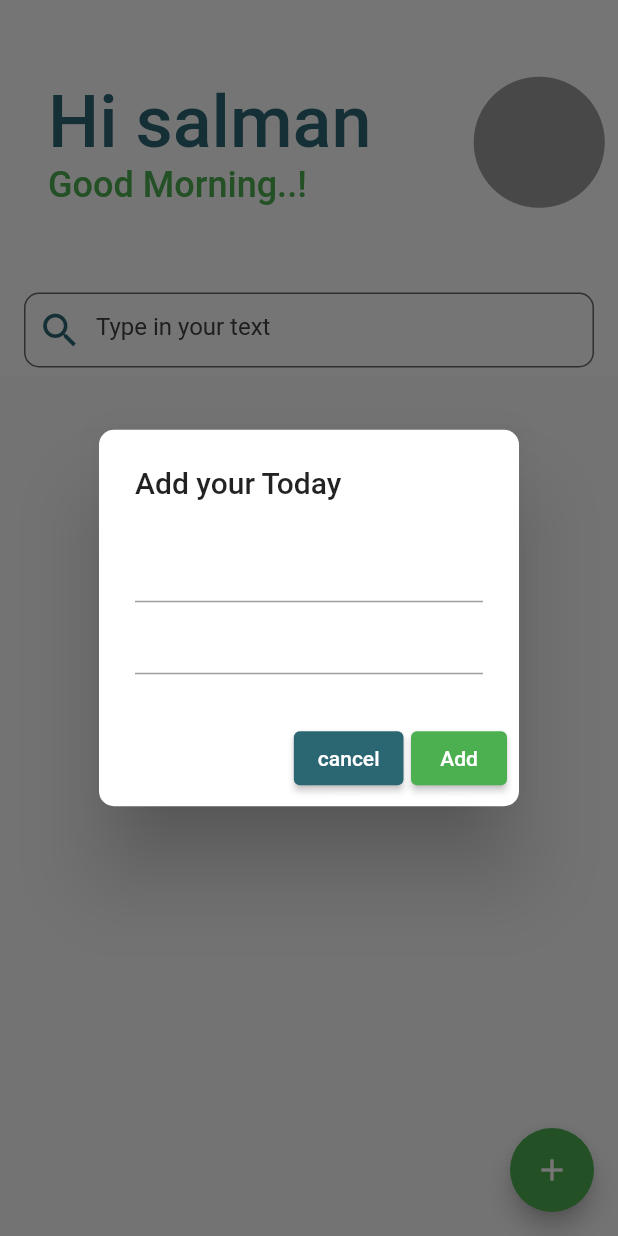
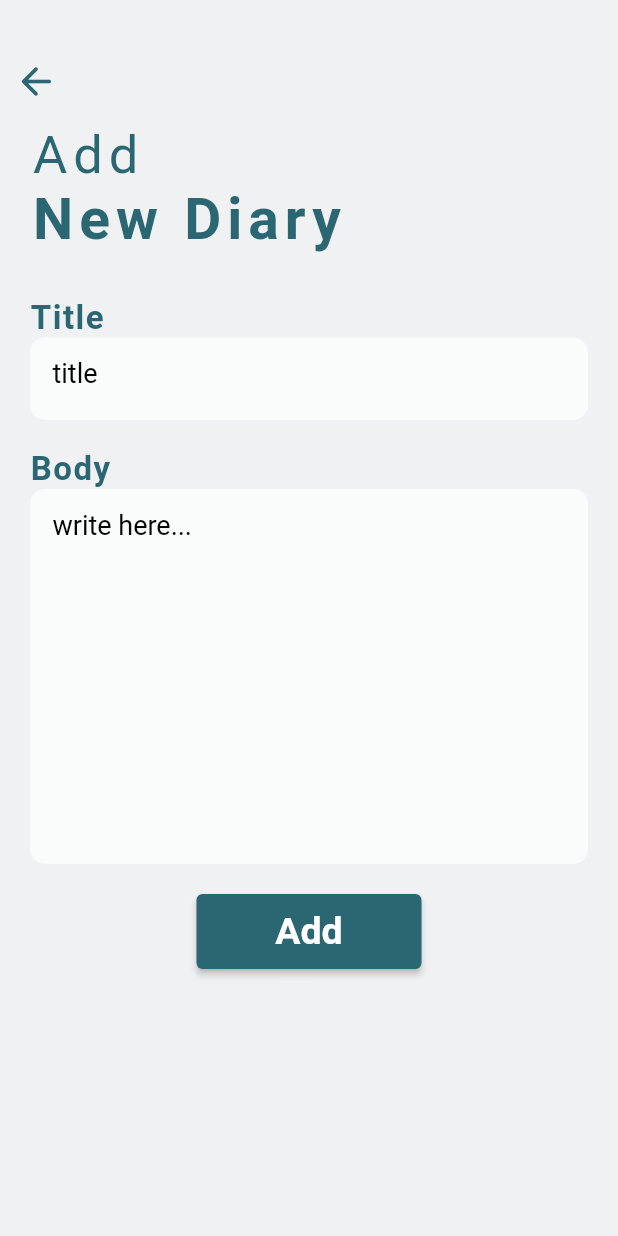
Before and after one commit to salman9faris/Android-diary-App, a Flutter app: the screen it shows after launch, after a tap on the "add" icon, on a phone screen of 412 x 824 dp. Run offline on Flutter 3.47's test engine with Material 2 defaults, Android fonts, the phone set to English and light mode, and no system bars; our stand-ins replace cloud_firestore, firebase_auth, firebase_core; accounts and stored records are empty.

Commit message:
added_edit_page

```diff
--- /dev/null
+++ b/lib/screen/add_edit.dart
@@ -0,0 +1,132 @@
+import 'package:flutter/material.dart';
+import 'package:flutter/painting.dart';
+
+class AddorEdit extends StatefulWidget {
+  const AddorEdit({Key? key}) : super(key: key);
+
+  @override
+  _AddorEditState createState() => _AddorEditState();
+}
+
+class _AddorEditState extends State<AddorEdit> {
+  bool edit = true;
+  @override
+  Widget build(BuildContext context) {
+    return Scaffold(
+      body: Container(
+        color: Color(0xffeff1f2),
+        height: MediaQuery.of(context).size.height,
+        width: MediaQuery.of(context).size.width,
+        child: SingleChildScrollView(
+          child: Column(
+            //mainAxisAlignment: MainAxisAlignment.start,
+            crossAxisAlignment: CrossAxisAlignment.start,
+            children: [
+              SizedBox(height: 30),
+              (edit == false)
+                  ? Row(
+                      mainAxisAlignment: MainAxisAlignment.spaceBetween,
+                      children: [
+                        iconBotton(context, Icons.arrow_back_rounded),
+                        iconBotton(context, Icons.edit),
+                        //print("truee");
+                      ],
+                    )
+                  : Row(
+                      mainAxisAlignment: MainAxisAlignment.spaceBetween,
+                      children: [
+                        iconBotton(context, Icons.arrow_back_rounded),
+                        //iconBotton(context, Icons.edit),
+                      ],
+                    ),
+              Padding(
+                padding: EdgeInsets.symmetric(horizontal: 20, vertical: 5),
+                child: Column(
+                  crossAxisAlignment: CrossAxisAlignment.start,
+                  children: [
+                    title(context, "Add", 35.0, FontWeight.normal, 4.0),
+                    title(context, "New Diary", 38.0, FontWeight.bold, 4.0),
+                    SizedBox(
+                      height: 30,
+                    ),
+                    title(context, "Title", 22.0, FontWeight.bold, 1.0),
+                    textFormField(context, 55.0, "title"),
+                    SizedBox(
+                      height: 20,
+                    ),
+                    title(context, "Body", 22.0, FontWeight.bold, 1.0),
+                    textFormField(context, 250.0, "write here..."),
+                    SizedBox(
+                      height: 20,
+                    ),
+                    Center(
+                      child: Container(
+                        width: 150,
+                        height: 50,
+                        child: ElevatedButton(
+                          style: ElevatedButton.styleFrom(
+                              primary: Color(0xff2b6673),
+                              textStyle: TextStyle(
+                                  fontSize: 25, fontWeight: FontWeight.bold)),
+                          onPressed: () {
+                            Navigator.of(context).pop();
+                          },
+                          child: Text(
+                            "Add",
+                            style: TextStyle(
+                              color: Colors.white,
+                            ),
+                          ),
+                        ),
+                      ),
+                    ),
+                  ],
+                ),
+              ),
+            ],
+          ),
+        ),
+      ),
+    );
+  }
+
+  Container textFormField(BuildContext context, height, hintText) {
+    return Container(
+        height: height,
+        width: MediaQuery.of(context).size.width,
+        decoration: BoxDecoration(
+          color: Colors.white70,
+          borderRadius: BorderRadius.circular(10),
+        ),
+        child: TextFormField(
+          decoration: InputDecoration(
+              border: InputBorder.none,
+              contentPadding:
+                  EdgeInsets.only(left: 15, bottom: 11, top: 11, right: 15),
+              hintText: hintText,
+              hintStyle: TextStyle(color: Colors.black, fontSize: 18)),
+        ));
+  }
+
+  IconButton iconBotton(BuildContext context, icon) {
+    return IconButton(
+      onPressed: () {
+        Navigator.of(context).pop();
+      },
+      icon: Icon(icon),
+      color: Theme.of(context).primaryColor,
+      iconSize: 30,
+    );
+  }
+
+  Text title(BuildContext context, title, size, fontWeight, letterSpacing) {
+    return Text(
+      title,
+      style: TextStyle(
+          fontSize: size,
+          color: Theme.of(context).primaryColor,
+          fontWeight: fontWeight,
+          letterSpacing: letterSpacing),
+    );
+  }
+}
--- a/lib/screen/home.dart
+++ b/lib/screen/home.dart
@@ -1,4 +1,5 @@
 import 'package:cloud_firestore/cloud_firestore.dart';
+import 'package:diary/screen/add_edit.dart';
 import 'package:firebase_auth/firebase_auth.dart';
 import 'package:flutter/material.dart';
 import 'package:firebase_core/firebase_core.dart';
@@ -88,10 +89,12 @@ class _HomepageState extends State<Homepage> {
   @override
   Widget build(BuildContext context) {
     return Scaffold(
-        body: CustomScrollView(
+        body: Container(
+          color: Color(0xffeff1f2),
+          child: CustomScrollView(
             slivers: [
               SliverAppBar(
-              backgroundColor: Colors.white,
+                backgroundColor: Color(0xffeff1f2),
                 expandedHeight: 250.0,
                 toolbarHeight: 200,
                 floating: true,
@@ -104,7 +107,7 @@ class _HomepageState extends State<Homepage> {
                           fontWeight: FontWeight.w500)),
                   subtitle: Text("Good Morning..!",
                       style: TextStyle(
-                        color: Colors.green,
+                          color: Color(0xff2b6673),
                           fontSize: 24,
                           fontWeight: FontWeight.w500)),
                 ),
@@ -118,7 +121,7 @@ class _HomepageState extends State<Homepage> {
                 bottom: AppBar(
                   elevation: 0.0,
                   toolbarHeight: 60,
-                backgroundColor: Colors.white,
+                  backgroundColor: Color(0xffeff1f2),
                   title: Container(
                     height: 50,
                     width: double.infinity,
@@ -135,14 +138,16 @@ class _HomepageState extends State<Homepage> {
                         filled: true,
                         hintStyle: TextStyle(color: Colors.grey[800]),
                         hintText: "Type in your text",
-                        fillColor: Colors.white70),
+                        fillColor: Color(0xffeff1f2),
+                      ),
                     ),
                   ),
                 ),
               ),
               StreamBuilder<QuerySnapshot>(
-                stream:
-                    FirebaseFirestore.instance.collection("diary").snapshots(),
+                  stream: FirebaseFirestore.instance
+                      .collection("diary")
+                      .snapshots(),
                   builder: (context, snapshots) {
                     if (snapshots.hasData) {
                       return SliverList(
@@ -153,32 +158,40 @@ class _HomepageState extends State<Homepage> {
                             return Container(
                               //height: 100,
                               child: Card(
+                                color: Color(0xffeff1f2),
+                                //color: Color(0xffeff1f2 0xfff4f0e8),
+                                elevation: 2.0,
                                 margin: EdgeInsets.only(
                                     top: 5, bottom: 5, right: 5, left: 5),
                                 child: Dismissible(
                                   key: UniqueKey(),
                                   resizeDuration: Duration(milliseconds: 200),
-                                background: Container(
-                                  color: Colors.red,
-                                  child: Row(
-                                    mainAxisAlignment: MainAxisAlignment.end,
-                                    children: [
-                                      Icon(
-                                        Icons.delete,
-                                        color: Colors.white,
-                                        size: 26.0,
-                                      ),
-                                    ],
-                                  ),
-                                ),
+
                                   // only allows the user swipe from right to left
-                                direction: DismissDirection.endToStart,
-                                onDismissed: (_) {
+                                  //direction: DismissDirection.endToStart,
+                                  onDismissed: (direction) {
+                                    if (direction ==
+                                        DismissDirection.startToEnd) {
+                                      setState(() {});
+                                      //add "add to favorite" function
+                                    } else {
                                       setState(() {
                                         deleteconformation(
                                             context, documentSnapshot);
                                       });
+                                    }
                                   },
+                                  background: swipingfeature(
+                                    Colors.green,
+                                    Icons.archive,
+                                    MainAxisAlignment.start,
+                                  ),
+                                  secondaryBackground: swipingfeature(
+                                    Colors.red,
+                                    Icons.delete,
+                                    MainAxisAlignment.end,
+                                  ),
+
                                   child: ListTile(
                                     /*trailing: IconButton(
                                       icon: new Icon(Icons.delete),
@@ -199,7 +212,8 @@ class _HomepageState extends State<Homepage> {
                                       documentSnapshot['diarybody'],
                                       style: TextStyle(
                                           fontSize: 18,
-                                        color: Theme.of(context).primaryColor),
+                                          color:
+                                              Theme.of(context).primaryColor),
                                     ),
                                   ),
                                 ),
@@ -227,15 +241,18 @@ class _HomepageState extends State<Homepage> {
                   }),
             ],
           ),
+        ),
         //floatingActionButtonLocation: FloatingActionButtonLocation.centerDocked,
         floatingActionButton: Visibility(
           visible: _show,
           child: FloatingActionButton(
               // isExtended: true,
-              backgroundColor: Colors.green,
+              backgroundColor: Color(0xff2b6673),
               child: Icon(Icons.add),
               onPressed: () {
-                showDialog(
+                Navigator.of(context)
+                    .push(MaterialPageRoute(builder: (context) => AddorEdit()));
+                /* showDialog(
                     context: context,
                     builder: (BuildContext context) {
                       return Container(
@@ -302,9 +319,28 @@ class _HomepageState extends State<Homepage> {
                           ],
                         ),
                       );
-                    });
+                    });*/
               }),
         ));
+  }
+
+  Container swipingfeature(color, icon, allignment) {
+    return Container(
+      color: color,
+      child: Padding(
+        padding: const EdgeInsets.all(15.0),
+        child: Row(
+          mainAxisAlignment: allignment,
+          children: [
+            Icon(
+              icon,
+              color: Colors.white,
+              size: 26.0,
+            ),
+          ],
+        ),
+      ),
+    );
   }
 
   Future<dynamic> deleteconformation(
@@ -357,6 +393,8 @@ class _HomepageState extends State<Homepage> {
         onPressed: () {
           deleteDiary(functionapplied);
           Navigator.of(context).pop();
+          ScaffoldMessenger.of(context)
+              .showSnackBar(SnackBar(content: Text('deleted')));
         },
         child: Text(text),
         style: ButtonStyle(
```
Lines whose indentation alone changed are shown as unchanged.
